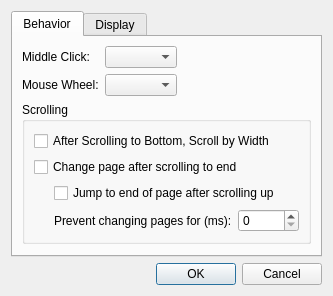
Before: the Qt Designer form src/kiv/widgets/settings_dialog.ui in nikola-kocic/KIV, drawn with Qt 5.
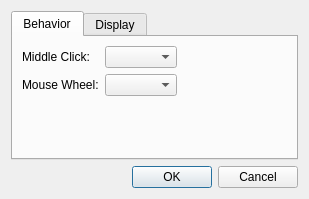
After: the same form once the commit is applied.

Commit message: Remove following settings options: "After Scrolling to Bottom, Scroll by Width", "Change page after scrolling to end", "Jump to end of page after scrolling up", "Prevent changing pages for:". Some of them may be back in future versions.

The edit to the form file:
```diff
--- a/src/kiv/widgets/settings_dialog.ui
+++ b/src/kiv/widgets/settings_dialog.ui
@@ -7,7 +7,7 @@
     <x>0</x>
     <y>0</y>
     <width>309</width>
-    <height>278</height>
+    <height>189</height>
    </rect>
   </property>
   <property name="windowTitle">
@@ -62,86 +62,6 @@
          </item>
         </layout>
        </item>
-       <item>
-        <widget class="QGroupBox" name="groupBox">
-         <property name="title">
-          <string>Scrolling</string>
-         </property>
-         <layout class="QVBoxLayout" name="verticalLayout_5">
-          <item>
-           <widget class="QCheckBox" name="cbScrollByWidth">
-            <property name="text">
-             <string>After Scrolling to Bottom, Scroll by Width</string>
-            </property>
-           </widget>
-          </item>
-          <item>
-           <widget class="QCheckBox" name="cbScrollChangesPage">
-            <property name="text">
-             <string>Change page after scrolling to end</string>
-            </property>
-           </widget>
-          </item>
-          <item>
-           <layout class="QVBoxLayout" name="verticalLayout_4">
-            <property name="leftMargin">
-             <number>20</number>
-            </property>
-            <item>
-             <widget class="QCheckBox" name="cbJumpToEnd">
-              <property name="text">
-               <string>Jump to end of page after scrolling up</string>
-              </property>
-             </widget>
-            </item>
-            <item>
-             <layout class="QHBoxLayout" name="layoutWaitTime">
-              <item>
-               <widget class="QLabel" name="labelWaitTime">
-                <property name="enabled">
-                 <bool>true</bool>
-                </property>
-                <property name="text">
-                 <string>Prevent changing pages for (ms):</string>
-                </property>
-               </widget>
-              </item>
-              <item>
-               <widget class="QSpinBox" name="sbWaitTime">
-                <property name="enabled">
-                 <bool>true</bool>
-                </property>
-                <property name="minimum">
-                 <number>0</number>
-                </property>
-                <property name="maximum">
-                 <number>10000</number>
-                </property>
-                <property name="singleStep">
-                 <number>100</number>
-                </property>
-               </widget>
-              </item>
-              <item>
-               <spacer name="horizontalSpacer_2">
-                <property name="orientation">
-                 <enum>Qt::Horizontal</enum>
-                </property>
-                <property name="sizeHint" stdset="0">
-                 <size>
-                  <width>40</width>
-                  <height>20</height>
-                 </size>
-                </property>
-               </spacer>
-              </item>
-             </layout>
-            </item>
-           </layout>
-          </item>
-         </layout>
-        </widget>
-       </item>
        <item>
         <spacer name="verticalSpacer">
          <property name="orientation">
```
The commit also changes 7 other files.
